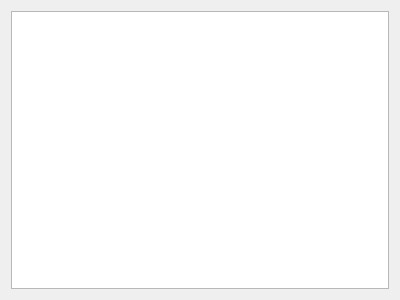
This is contentwidget.ui in archanger/qt_network as Qt 5 draws it before an edit. The edited form follows.
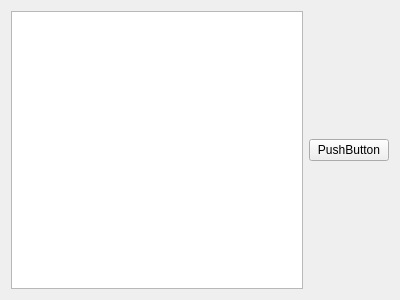
This is the edited form.

What changed in the file:
```diff
--- a/contentwidget.ui
+++ b/contentwidget.ui
@@ -17,6 +17,13 @@
    <item>
     <widget class="QTextBrowser" name="content"/>
    </item>
+   <item>
+    <widget class="QPushButton" name="button">
+     <property name="text">
+      <string>PushButton</string>
+     </property>
+    </widget>
+   </item>
   </layout>
  </widget>
  <resources/>
```
